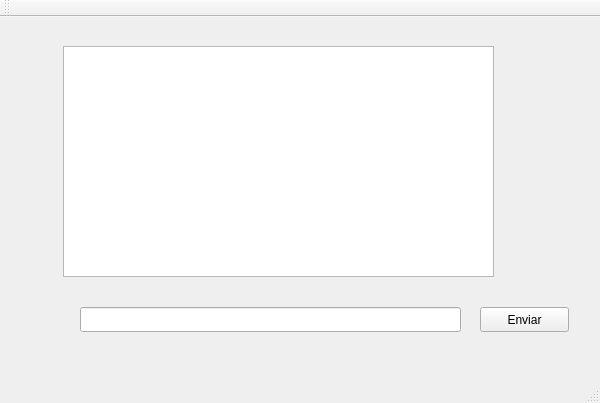
Qt form QT-Client/client.ui (menaleon/Cards--Pagination-Game) before a commit.
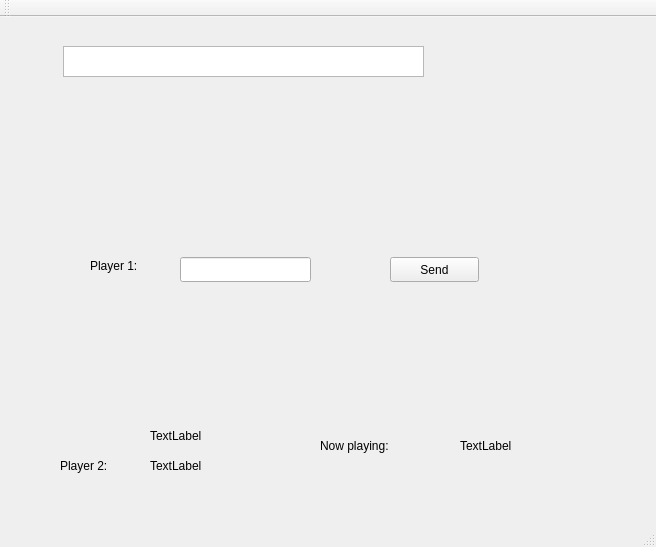
The same form after that commit.

Commit message: Sockets and Client GUI - client side

What changed in the file:
```diff
--- a/QT-Client/client.ui
+++ b/QT-Client/client.ui
@@ -6,8 +6,8 @@
    <rect>
     <x>0</x>
     <y>0</y>
-    <width>600</width>
-    <height>403</height>
+    <width>656</width>
+    <height>547</height>
    </rect>
   </property>
   <property name="windowTitle">
@@ -17,22 +17,22 @@
    <widget class="QPushButton" name="enviar">
     <property name="geometry">
      <rect>
-      <x>480</x>
-      <y>290</y>
+      <x>390</x>
+      <y>240</y>
       <width>89</width>
       <height>25</height>
      </rect>
     </property>
     <property name="text">
-     <string>Enviar</string>
+     <string>Send</string>
     </property>
    </widget>
    <widget class="QLineEdit" name="lineEdit">
     <property name="geometry">
      <rect>
-      <x>80</x>
-      <y>290</y>
-      <width>381</width>
+      <x>180</x>
+      <y>240</y>
+      <width>131</width>
       <height>25</height>
      </rect>
     </property>
@@ -42,11 +42,89 @@
      <rect>
       <x>63</x>
       <y>29</y>
-      <width>431</width>
-      <height>231</height>
+      <width>361</width>
+      <height>31</height>
      </rect>
     </property>
    </widget>
+   <widget class="QLabel" name="playerLabel">
+    <property name="geometry">
+     <rect>
+      <x>90</x>
+      <y>240</y>
+      <width>67</width>
+      <height>17</height>
+     </rect>
+    </property>
+    <property name="text">
+     <string>Player 1:</string>
+    </property>
+   </widget>
+   <widget class="QLabel" name="player2Label">
+    <property name="geometry">
+     <rect>
+      <x>60</x>
+      <y>440</y>
+      <width>67</width>
+      <height>17</height>
+     </rect>
+    </property>
+    <property name="text">
+     <string>Player 2:</string>
+    </property>
+   </widget>
+   <widget class="QLabel" name="nameP2">
+    <property name="geometry">
+     <rect>
+      <x>150</x>
+      <y>440</y>
+      <width>67</width>
+      <height>17</height>
+     </rect>
+    </property>
+    <property name="text">
+     <string>TextLabel</string>
+    </property>
+   </widget>
+   <widget class="QLabel" name="nameP1">
+    <property name="geometry">
+     <rect>
+      <x>150</x>
+      <y>410</y>
+      <width>67</width>
+      <height>17</height>
+     </rect>
+    </property>
+    <property name="text">
+     <string>TextLabel</string>
+    </property>
+   </widget>
+   <widget class="QLabel" name="playingLabel">
+    <property name="geometry">
+     <rect>
+      <x>320</x>
+      <y>420</y>
+      <width>91</width>
+      <height>17</height>
+     </rect>
+    </property>
+    <property name="text">
+     <string>Now playing:</string>
+    </property>
+   </widget>
+   <widget class="QLabel" name="turnoLabel">
+    <property name="geometry">
+     <rect>
+      <x>460</x>
+      <y>420</y>
+      <width>67</width>
+      <height>17</height>
+     </rect>
+    </property>
+    <property name="text">
+     <string>TextLabel</string>
+    </property>
+   </widget>
   </widget>
   <widget class="QMenuBar" name="menuBar">
    <property name="geometry">
```
Left out of the diff: 2 changed lines with no effect on the pictures. The commit also changes 3 other files.
